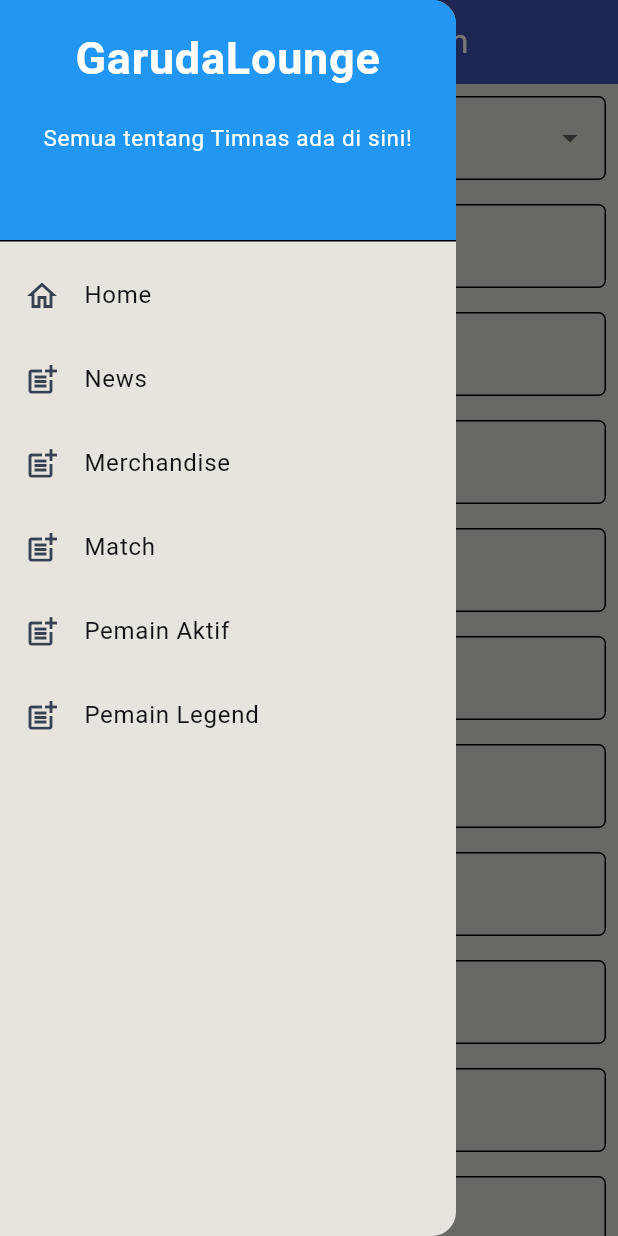
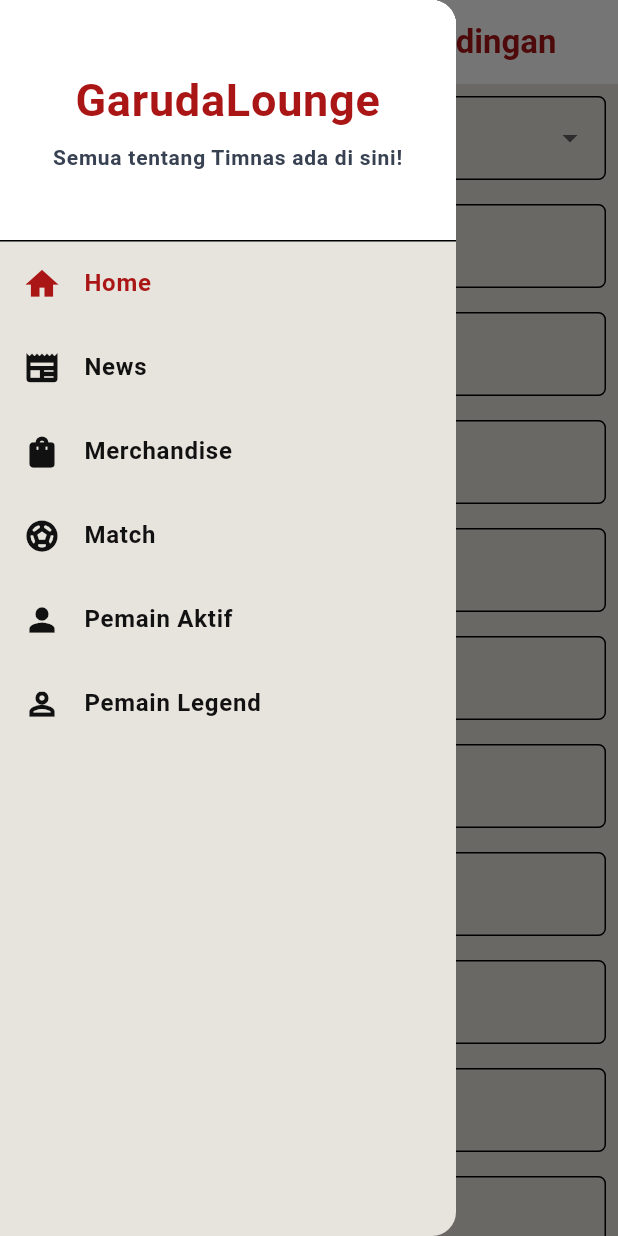
Before and after one commit to pbp-kelompok-d08/Garuda-Lounge-mobile, a Flutter app: the MatchFormPage screen opened directly, with the side drawer open, on a phone screen of 412 x 824 dp. Run offline on Flutter 3.47's test engine with Material 3 defaults, Android fonts, the light colour scheme and no system bars.

Commit message:
modif left drawer

```diff
--- a/lib/main.dart
+++ b/lib/main.dart
@@ -36,8 +36,8 @@ class MyApp extends StatelessWidget {
         // This works for code too, not just values: Most code changes can be
         // tested with just a hot reload.
         colorScheme: ColorScheme.light(
-        primary: white,
-        secondary: red,
+        primary: red,
+        secondary: white,
         surface: cream,
         onSurface: black,
         onSurfaceVariant: gray),
--- a/lib/screens/match_form.dart
+++ b/lib/screens/match_form.dart
@@ -3,6 +3,12 @@
 import 'package:flutter/material.dart';
 import 'package:garuda_lounge_mobile/widgets/left_drawer.dart';
 import 'package:flutter/services.dart'; // untuk formatters
+
+const Color red = Color(0xFFAA1515);     // Primary: #AA1515
+const Color white = Color(0xFFFFFFFF);   // Secondary: #FFFFFF
+const Color cream = Color(0xFFE7E3DD);  // Background/Surface: #E7E3DD
+const Color black = Color(0xFF111111);
+const Color gray = Color(0xFF374151);
 
 class MatchFormPage extends StatefulWidget {
     const MatchFormPage({super.key});
@@ -14,7 +20,7 @@ class MatchFormPage extends StatefulWidget {
 class _MatchFormPage extends State<MatchFormPage> {
   final _formKey = GlobalKey<FormState>();
 
-  String _jenis_pertandingan = ""; // default
+  String _jenis_pertandingan = "pertandingan persahabatan"; // default
 
   String _tim_tuan_rumah = "";
   String _tim_tamu = "";
@@ -83,11 +89,14 @@ class _MatchFormPage extends State<MatchFormPage> {
       appBar: AppBar(
         title: const Center(
           child: Text(
-            'Add News Form',
+            'Form Tambah Pertandingan',
+            style: TextStyle(
+              fontWeight: FontWeight.bold,
+            ),
           ),
         ),
-        backgroundColor: Colors.indigo,
-        foregroundColor: Colors.white,
+        backgroundColor: white,
+        foregroundColor: red,
       ),
 
       drawer: LeftDrawer(),
@@ -925,7 +934,7 @@ class _MatchFormPage extends State<MatchFormPage> {
                   child: ElevatedButton(
                     style: ButtonStyle(
                       backgroundColor:
-                          MaterialStateProperty.all(Colors.indigo),
+                          MaterialStateProperty.all(red),
                     ),
                     onPressed: () {
                       if (_formKey.currentState!.validate()) {
--- a/lib/screens/menu.dart
+++ b/lib/screens/menu.dart
@@ -9,9 +9,6 @@ const Color black = Color(0xFF111111);
 
 class MyHomePage extends StatelessWidget {
   MyHomePage({super.key});
-  // final String nama = "Lionel Messi"; //nama
-  // final String npm = "2406275678"; //npm
-  // final String kelas = "B"; //kelas
 
   final List<ItemHomepage> items = [
     ItemHomepage("Baca Berita Menarik", Icons.newspaper),
@@ -36,7 +33,7 @@ class MyHomePage extends StatelessWidget {
           ),
         ),
         // Warna latar belakang AppBar diambil dari skema warna tema aplikasi.
-        backgroundColor: Theme.of(context).colorScheme.primary,
+        backgroundColor: Theme.of(context).colorScheme.secondary,
       ),
 
       drawer: LeftDrawer(),
--- a/lib/widgets/card.dart
+++ b/lib/widgets/card.dart
@@ -1,5 +1,11 @@
 import 'package:flutter/material.dart';
 import 'package:garuda_lounge_mobile/screens/menu.dart';
+
+const Color red = Color(0xFFAA1515);     // Primary: #AA1515
+const Color white = Color(0xFFFFFFFF);   // Secondary: #FFFFFF
+const Color cream = Color(0xFFE7E3DD);  // Background/Surface: #E7E3DD
+const Color black = Color(0xFF111111);
+const Color gray = Color(0xFF374151);
 
 class ItemCard extends StatelessWidget {
   // Menampilkan kartu dengan ikon dan nama.
@@ -12,7 +18,7 @@ class ItemCard extends StatelessWidget {
   Widget build(BuildContext context) {
     return Material(
       // Menentukan warna latar belakang dari tema aplikasi.
-      color: Theme.of(context).colorScheme.secondary,
+      color: Theme.of(context).colorScheme.primary,
       // Membuat sudut kartu melengkung.
       borderRadius: BorderRadius.circular(12),
 
@@ -49,14 +55,14 @@ class ItemCard extends StatelessWidget {
               children: [
                 Icon(
                   item.icon,
-                  color: Colors.white,
+                  color: white,
                   size: 30.0,
                 ),
                 const Padding(padding: EdgeInsets.all(3)),
                 Text(
                   item.name,
                   textAlign: TextAlign.center,
-                  style: const TextStyle(color: Colors.white),
+                  style: const TextStyle(color: white),
                 ),
               ],
             ),
--- a/lib/widgets/left_drawer.dart
+++ b/lib/widgets/left_drawer.dart
@@ -1,5 +1,13 @@
 import 'package:flutter/material.dart';
+import 'package:garuda_lounge_mobile/screens/match_form.dart';
 import 'package:garuda_lounge_mobile/screens/menu.dart';
+
+const Color red = Color(0xFFAA1515);     // Primary: #AA1515
+const Color white = Color(0xFFFFFFFF);   // Secondary: #FFFFFF
+const Color cream = Color(0xFFE7E3DD);  // Background/Surface: #E7E3DD
+const Color black = Color(0xFF111111);
+const Color gray = Color(0xFF374151);
+String halamanDipilih = "Home";
 
 class LeftDrawer extends StatelessWidget {
   const LeftDrawer({super.key});
@@ -10,10 +18,13 @@ class LeftDrawer extends StatelessWidget {
       child: ListView(
         children: [
           const DrawerHeader(
+            margin: EdgeInsets.zero,
+            padding: EdgeInsets.all(16.0),
             decoration: BoxDecoration(
-            color: Colors.blue,
+              color: white,
             ),
             child: Column(
+              mainAxisAlignment: MainAxisAlignment.center,
               children: [
                 Text(
                   'GarudaLounge',
@@ -21,16 +32,19 @@ class LeftDrawer extends StatelessWidget {
                   style: TextStyle(
                     fontSize: 30,
                     fontWeight: FontWeight.bold,
-                    color: Colors.white,
+                    color: red,
                   ),
                 ),
-                Padding(padding: EdgeInsets.all(10)),
-                Text("Semua tentang Timnas ada di sini!",
-                textAlign: TextAlign.center,
+
+                SizedBox(height: 6),
+
+                Text(
+                  "Semua tentang Timnas ada di sini!",
+                  textAlign: TextAlign.center,
                   style: TextStyle(
-                    fontSize: 15,
-                    fontWeight: FontWeight.normal,
-                    color: Colors.white,
+                    fontSize: 14, // Sedikit dikecilkan agar proporsional
+                    fontWeight: FontWeight.w600, // Medium weight terlihat lebih modern
+                    color: gray,
                   ),
                 ),
               ],
@@ -38,10 +52,21 @@ class LeftDrawer extends StatelessWidget {
           ),
 
           ListTile(
-            leading: const Icon(Icons.home_outlined),
-            title: const Text('Home'),
+            leading: const Icon(
+              Icons.home,
+              fontWeight: FontWeight.w600,
+            ),
+            title: const Text(
+              'Home',
+              style: TextStyle(fontWeight: FontWeight.w600),
+            ),
+            iconColor: black,
+            textColor: black,
+            selected: halamanDipilih == "Home",
+            selectedColor: red,
             // Bagian redirection ke MyHomePage
             onTap: () {
+              halamanDipilih = "Home";
               Navigator.pushReplacement(
                   context,
                   MaterialPageRoute(
@@ -51,10 +76,21 @@ class LeftDrawer extends StatelessWidget {
           ),
 
           ListTile(
-            leading: const Icon(Icons.post_add),
-            title: const Text('News'),
+            leading: const Icon(
+              Icons.newspaper,
+              fontWeight: FontWeight.w600,
+            ),
+            title: const Text(
+              'News',
+              style: TextStyle(fontWeight: FontWeight.w600),
+            ),
+            iconColor: black,
+            textColor: black,
+            selected: halamanDipilih == "News",
+            selectedColor: red,
             // Bagian redirection ke halaman News
             onTap: () {
+              halamanDipilih = "News";
               /*
               TODO: Buatlah routing buat menampilkan daftar News
               */
@@ -62,10 +98,21 @@ class LeftDrawer extends StatelessWidget {
           ),
 
           ListTile(
-            leading: const Icon(Icons.post_add),
-            title: const Text('Merchandise'),
+            leading: const Icon(
+              Icons.shopping_bag,
+              fontWeight: FontWeight.w600,
+            ),
+            title: const Text(
+              'Merchandise',
+              style: TextStyle(fontWeight: FontWeight.w600),
+            ),
+            iconColor: black,
+            textColor: black,
+            selected: halamanDipilih == "Merchandise",
+            selectedColor: red,
             // Bagian redirection ke halaman Merchandise
             onTap: () {
+              halamanDipilih = "Merchandise";
               /*
               TODO: Buatlah routing buat menampilkan daftar Merchandise
               */
@@ -73,21 +120,52 @@ class LeftDrawer extends StatelessWidget {
           ),
 
           ListTile(
-            leading: const Icon(Icons.post_add),
-            title: const Text('Match'),
+            leading: const Icon(
+              Icons.sports_soccer,
+              fontWeight: FontWeight.w600,
+            ),
+            title: const Text(
+              'Match',
+              style: TextStyle(fontWeight: FontWeight.w600),
+            ),
+            iconColor: black,
+            textColor: black,
+            selected: halamanDipilih == "Match",
+            selectedColor: red,
             // Bagian redirection ke halaman match
             onTap: () {
+              halamanDipilih = "Match";
               /*
               TODO: Buatlah routing buat menampilkan daftar match
               */
+
+              // ini buat nyoba aja btw
+              // mungkin kalau mau tambah match, bisa dibikin button gitu di halaman daftar match
+              Navigator.push(
+                context,
+                MaterialPageRoute(
+                  builder: (context) => MatchFormPage(),
+                )
+              );
             },
           ),
 
           ListTile(
-            leading: const Icon(Icons.post_add),
-            title: const Text('Pemain Aktif'),
+            leading: const Icon(
+              Icons.person,
+              fontWeight: FontWeight.w600,
+            ),
+            title: const Text(
+              'Pemain Aktif',
+              style: TextStyle(fontWeight: FontWeight.w600),
+            ),
+            iconColor: black,
+            textColor: black,
+            selected: halamanDipilih == "Pemain Aktif",
+            selectedColor: red,
             // Bagian redirection ke halaman Pemain Aktif
             onTap: () {
+              halamanDipilih = "Pemain Aktif";
               /*
               TODO: Buatlah routing buat menampilkan daftar Pemain Aktif
               */
@@ -95,10 +173,21 @@ class LeftDrawer extends StatelessWidget {
           ),
 
           ListTile(
-            leading: const Icon(Icons.post_add),
-            title: const Text('Pemain Legend'),
+            leading: const Icon(
+              Icons.person_outline_outlined,
+              fontWeight: FontWeight.w600,
+            ),
+            title: const Text(
+              'Pemain Legend',
+              style: TextStyle(fontWeight: FontWeight.w600),
+            ),
+            iconColor: black,
+            textColor: black,
+            selected: halamanDipilih == "Pemain Legend",
+            selectedColor: red,
             // Bagian redirection ke halaman Pemain Legend
             onTap: () {
+              halamanDipilih = "Pemain Legend";
               /*
               TODO: Buatlah routing buat menampilkan daftar Pemain Legend
               */
```
